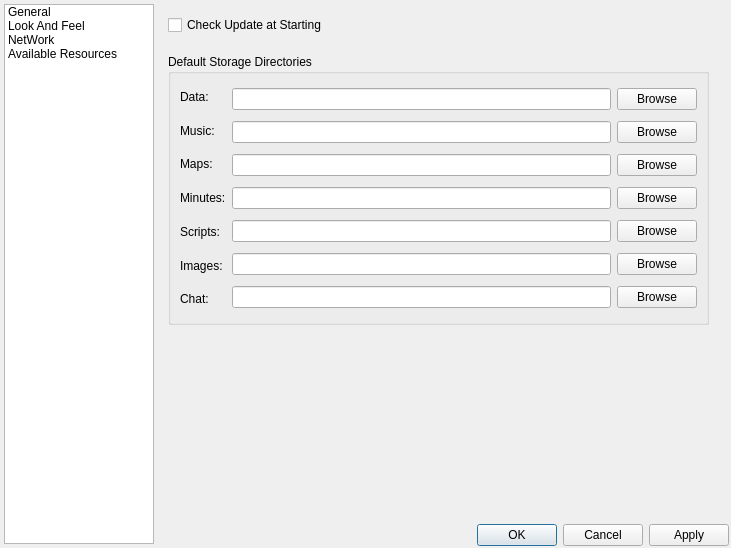
Before: the Qt Designer form src/preferences/preferencedialog.ui in Rolisteam/rolisteam, drawn with Qt 5.
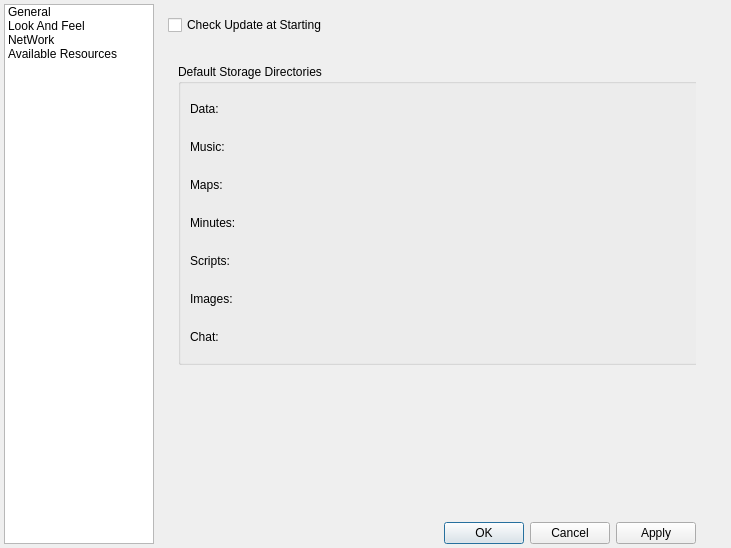
After: the same form once the commit is applied. Custom widgets are drawn as their Qt base class.

Commit message:
Import revision 178 from SVN: ------------------------------------------------------------------------ r178 | renaud.guezennec@gmail.com | 2011-03-06 14:21:32 +0100 (dim., 06 mars 2011) | 6 lines
[branch 2.0.0]
-Add PathChooser widget to manage easily any path
-Add them into the preference dialog
-Also create PathChooser designer's plugin
-some modifications on network files

------------------------------------------------------------------------

What changed in the file:
```diff
--- a/src/preferences/preferencedialog.ui
+++ b/src/preferences/preferencedialog.ui
@@ -76,13 +76,13 @@
     </property>
    </item>
   </widget>
-  <widget class="QWidget" name="">
+  <widget class="QWidget" name="layoutWidget">
    <property name="geometry">
     <rect>
      <x>158</x>
      <y>4</y>
-     <width>571</width>
-     <height>542</height>
+     <width>538</width>
+     <height>540</height>
     </rect>
    </property>
    <layout class="QVBoxLayout" name="verticalLayout_5">
@@ -111,16 +111,16 @@
        <widget class="QGroupBox" name="groupBox">
         <property name="geometry">
          <rect>
-          <x>10</x>
-          <y>50</y>
-          <width>541</width>
-          <height>271</height>
+          <x>20</x>
+          <y>60</y>
+          <width>521</width>
+          <height>301</height>
          </rect>
         </property>
         <property name="title">
          <string>Default Storage Directories</string>
         </property>
-        <layout class="QHBoxLayout" name="horizontalLayout_20">
+        <layout class="QHBoxLayout" name="horizontalLayout_2" stretch="0,1">
          <item>
           <layout class="QVBoxLayout" name="verticalLayout_7">
            <item>
@@ -177,102 +177,134 @@
          <item>
           <layout class="QVBoxLayout" name="verticalLayout_8">
            <item>
-            <layout class="QHBoxLayout" name="horizontalLayout_13" stretch="1,0">
-             <item>
-              <widget class="QLineEdit" name="m_gdnDataLine"/>
-             </item>
-             <item>
-              <widget class="QPushButton" name="m_gdnDataPush">
-               <property name="text">
-                <string>Browse</string>
-               </property>
-              </widget>
-             </item>
-            </layout>
-           </item>
+            <widget class="PathChooser" name="pathchooser">
+             <property name="sizePolicy">
+              <sizepolicy hsizetype="Preferred" vsizetype="Preferred">
+               <horstretch>0</horstretch>
+               <verstretch>0</verstretch>
+              </sizepolicy>
+             </property>
+             <property name="minimumSize">
+              <size>
+               <width>0</width>
+               <height>0</height>
+              </size>
+             </property>
+             <property name="toolTip">
+              <string>The current time</string>
+             </property>
+             <property name="whatsThis">
+              <string/>
+             </property>
+            </widget>
+           </item>
            <item>
-            <layout class="QHBoxLayout" name="horizontalLayout_14" stretch="1,0">
-             <item>
-              <widget class="QLineEdit" name="m_gdnMusicLine"/>
-             </item>
-             <item>
-              <widget class="QPushButton" name="m_gdnMusicPush">
-               <property name="text">
-                <string>Browse</string>
-               </property>
-              </widget>
-             </item>
-            </layout>
-           </item>
+            <widget class="PathChooser" name="PathChooser_5">
+             <property name="sizePolicy">
+              <sizepolicy hsizetype="Preferred" vsizetype="Preferred">
+               <horstretch>0</horstretch>
+               <verstretch>0</verstretch>
+              </sizepolicy>
+             </property>
+             <property name="minimumSize">
+              <size>
+               <width>0</width>
+               <height>25</height>
+              </size>
+             </property>
+             <property name="toolTip">
+              <string>The current time</string>
+             </property>
+             <property name="whatsThis">
+              <string>The analog clock widget displays the current time.</string>
+             </property>
+            </widget>
+           </item>
            <item>
-            <layout class="QHBoxLayout" name="horizontalLayout_15" stretch="1,0">
-             <item>
-              <widget class="QLineEdit" name="m_gdnMapLine"/>
-             </item>
-             <item>
-              <widget class="QPushButton" name="m_gdnMapPush">
-               <property name="text">
-                <string>Browse</string>
-               </property>
-              </widget>
-             </item>
-            </layout>
-           </item>
+            <widget class="PathChooser" name="PathChooser_4">
+             <property name="sizePolicy">
+              <sizepolicy hsizetype="Preferred" vsizetype="Preferred">
+               <horstretch>0</horstretch>
+               <verstretch>0</verstretch>
+              </sizepolicy>
+             </property>
+             <property name="minimumSize">
+              <size>
+               <width>0</width>
+               <height>25</height>
+              </size>
+             </property>
+             <property name="toolTip">
+              <string>The current time</string>
+             </property>
+             <property name="whatsThis">
+              <string>The analog clock widget displays the current time.</string>
+             </property>
+            </widget>
+           </item>
            <item>
-            <layout class="QHBoxLayout" name="horizontalLayout_16" stretch="1,0">
-             <item>
-              <widget class="QLineEdit" name="m_gdnMinutesLine"/>
-             </item>
-             <item>
-              <widget class="QPushButton" name="m_gdnMinutesPush">
-               <property name="text">
-                <string>Browse</string>
-               </property>
-              </widget>
-             </item>
-            </layout>
-           </item>
+            <widget class="PathChooser" name="PathChooser_3">
+             <property name="minimumSize">
+              <size>
+               <width>0</width>
+               <height>25</height>
+              </size>
+             </property>
+             <property name="toolTip">
+              <string>The current time</string>
+             </property>
+             <property name="whatsThis">
+              <string>The analog clock widget displays the current time.</string>
+             </property>
+            </widget>
+           </item>
            <item>
-            <layout class="QHBoxLayout" name="horizontalLayout_17" stretch="1,0">
-             <item>
-              <widget class="QLineEdit" name="m_gdnScriptLine"/>
-             </item>
-             <item>
-              <widget class="QPushButton" name="m_gdnScriptPush">
-               <property name="text">
-                <string>Browse</string>
-               </property>
-              </widget>
-             </item>
-            </layout>
-           </item>
+            <widget class="PathChooser" name="PathChooser_7">
+             <property name="minimumSize">
+              <size>
+               <width>0</width>
+               <height>25</height>
+              </size>
+             </property>
+             <property name="toolTip">
+              <string>The current time</string>
+             </property>
+             <property name="whatsThis">
+              <string>The analog clock widget displays the current time.</string>
+             </property>
+            </widget>
+           </item>
            <item>
-            <layout class="QHBoxLayout" name="horizontalLayout_18" stretch="1,0">
-             <item>
-              <widget class="QLineEdit" name="m_gdnImageLine"/>
-             </item>
-             <item>
-              <widget class="QPushButton" name="m_gdnImagePush">
-               <property name="text">
-                <string>Browse</string>
-               </property>
-              </widget>
-             </item>
-            </layout>
-           </item>
+            <widget class="PathChooser" name="PathChooser_6">
+             <property name="minimumSize">
+              <size>
+               <width>0</width>
+               <height>0</height>
+              </size>
+             </property>
+             <property name="toolTip">
+              <string>The current time</string>
+             </property>
+             <property name="whatsThis">
+              <string>The analog clock widget displays the current time.</string>
+             </property>
+            </widget>
+           </item>
            <item>
-            <layout class="QHBoxLayout" name="horizontalLayout_19" stretch="1,0">
-             <item>
-              <widget class="QLineEdit" name="m_gdnChatLine"/>
-             </item>
-             <item>
-              <widget class="QPushButton" name="m_gdnChatPush">
-               <property name="text">
-                <string>Browse</string>
-               </property>
-              </widget>
-             </item>
-            </layout>
+            <widget class="PathChooser" name="PathChooser_2">
+             <property name="minimumSize">
+              <size>
+               <width>0</width>
+               <height>25</height>
+              </size>
+             </property>
+             <property name="toolTip">
+              <string>The current time</string>
+             </property>
+             <property name="whatsThis">
+              <string>The analog clock widget displays the current time.</string>
+             </property>
+            </widget>
            </item>
           </layout>
          </item>
@@ -764,6 +796,12 @@
   </widget>
  </widget>
  <customwidgets>
+  <customwidget>
+   <class>PathChooser</class>
+   <extends>QWidget</extends>
+   <header>pathchooser.h</header>
+   <container>1</container>
+  </customwidget>
   <customwidget>
    <class>ColorButton</class>
    <extends>QPushButton</extends>
```
Left out of the diff: 14 changed lines with no effect on the pictures. Lines whose indentation alone changed are shown as unchanged. The commit also changes 20 other files.
